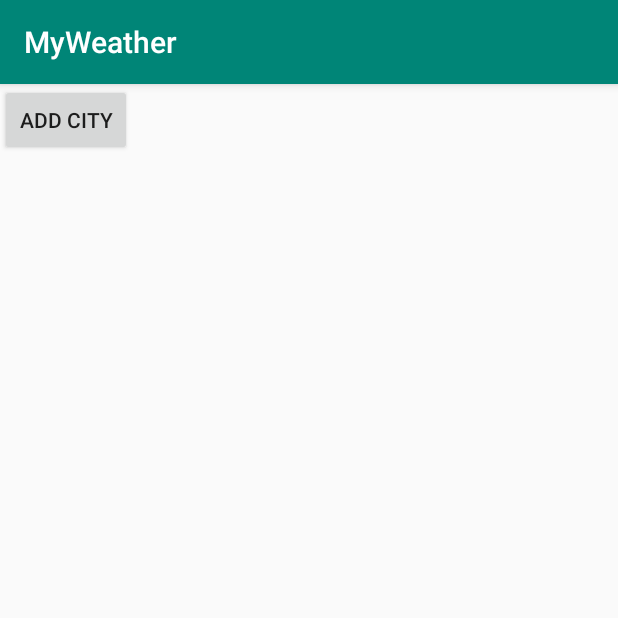
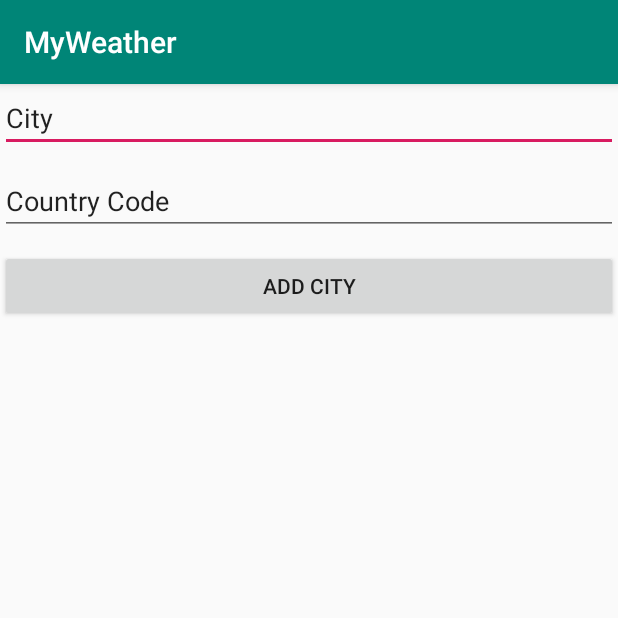
Before and after one commit to tukmax/MyWeather, an Android app: the AddCity screen opened directly, with no data from a screen before it, on a phone screen of 412 x 824 dp, the top half of it. Run offline under Robolectric (Android 15) with nearby library versions, the phone set to English and light mode, and no system bars.

Commit message:
class CreateUrl"

```diff
--- a/app/src/main/java/com/example/myweather/AddCity.java
+++ b/app/src/main/java/com/example/myweather/AddCity.java
@@ -3,12 +3,26 @@ package com.example.myweather;
 import androidx.appcompat.app.AppCompatActivity;
 
 import android.os.Bundle;
+import android.widget.Button;
+import android.widget.EditText;
 
 public class AddCity extends AppCompatActivity {
+
+    private EditText city;
+    private EditText countrycode;
+    private Button btn_add_city;
 
     @Override
     protected void onCreate(Bundle savedInstanceState) {
         super.onCreate(savedInstanceState);
         setContentView(R.layout.activity_add_city);
+
+        city = (EditText) findViewById(R.id.city);
+        countrycode = (EditText) findViewById(R.id.countrycode);
+        btn_add_city = (Button) findViewById(R.id.btn_add_city);
+
+
     }
+
+
 }
--- /dev/null
+++ b/app/src/main/java/com/example/myweather/CreateUrl.java
@@ -0,0 +1,12 @@
+package com.example.myweather;
+
+public class CreateUrl {
+
+    public static String newurl(String pesquisa) {
+        String endpoint = "http://api.openweathermap.org/data/2.5/weather?q=";
+        String appidapi = "&APPID=afeb3f38cdff7769f0f18c09357e5750";
+        String apiurl = endpoint + pesquisa + appidapi;
+        return  apiurl;
+    }
+
+}
--- a/app/src/main/java/com/example/myweather/Home.java
+++ b/app/src/main/java/com/example/myweather/Home.java
@@ -27,6 +27,8 @@ public class Home extends AppCompatActivity {
                         .setAction("Action", null).show();
             }
         });
+
+        System.out.println(CreateUrl.newurl("london,uk"));
     }
 
 }
--- a/app/src/main/java/com/example/myweather/Model/WeatherModel.java
+++ b/app/src/main/java/com/example/myweather/Model/WeatherModel.java
@@ -2,4 +2,6 @@ package com.example.myweather.Model;
 
 public class WeatherModel {
 
+    private int id;
+
 }
--- a/app/src/main/res/layout/activity_add_city.xml
+++ b/app/src/main/res/layout/activity_add_city.xml
@@ -3,18 +3,42 @@
     xmlns:app="http://schemas.android.com/apk/res-auto"
     xmlns:tools="http://schemas.android.com/tools"
     android:layout_width="match_parent"
+    android:layout_height="match_parent"
     android:orientation="vertical"
-    android:layout_height="match_parent"
     tools:context=".AddCity">
 
 
+    <EditText
+        android:id="@+id/city"
+        android:layout_width="match_parent"
+        android:layout_height="wrap_content"
+        android:hint="@string/city"
+        android:ems="10"
+        android:inputType="text"
+        android:text="@string/city" />
+
+    <androidx.legacy.widget.Space
+        android:layout_width="wrap_content"
+        android:layout_height="10dp" />
+
+    <EditText
+        android:id="@+id/countrycode"
+        android:layout_width="match_parent"
+        android:layout_height="wrap_content"
+        android:hint="@string/country_code"
+        android:ems="10"
+        android:inputType="text"
+        android:text="@string/country_code" />
+
+    <androidx.legacy.widget.Space
+        android:layout_width="wrap_content"
+        android:layout_height="10dp" />
 
     <Button
-        android:id="@+id/button"
-        android:layout_width="wrap_content"
+        android:id="@+id/btn_add_city"
+        android:layout_width="match_parent"
         android:layout_height="wrap_content"
-        android:text="Add City"
-        tools:layout_editor_absoluteX="161dp"
-        tools:layout_editor_absoluteY="171dp" />
+        android:text="@string/add_city"
+        />
 
 </LinearLayout>
--- a/app/src/main/res/layout/activity_home.xml
+++ b/app/src/main/res/layout/activity_home.xml
@@ -28,6 +28,7 @@
         android:layout_height="wrap_content"
         android:layout_gravity="bottom|end"
         android:layout_margin="@dimen/fab_margin"
+        android:onClick="AddCty"
         app:srcCompat="@android:drawable/ic_input_add" />
 
 </androidx.coordinatorlayout.widget.CoordinatorLayout>
--- a/app/src/main/res/values/strings.xml
+++ b/app/src/main/res/values/strings.xml
@@ -1,4 +1,7 @@
 <resources>
     <string name="app_name">MyWeather</string>
     <string name="title_activity_home">Weather</string>
+    <string name="city">City</string>
+    <string name="country_code">Country Code</string>
+    <string name="add_city">Add City</string>
 </resources>
```
